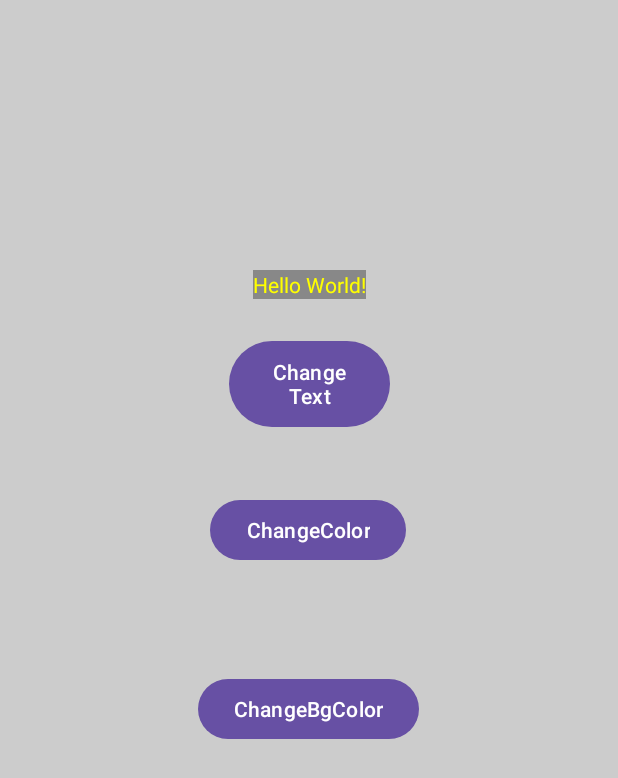
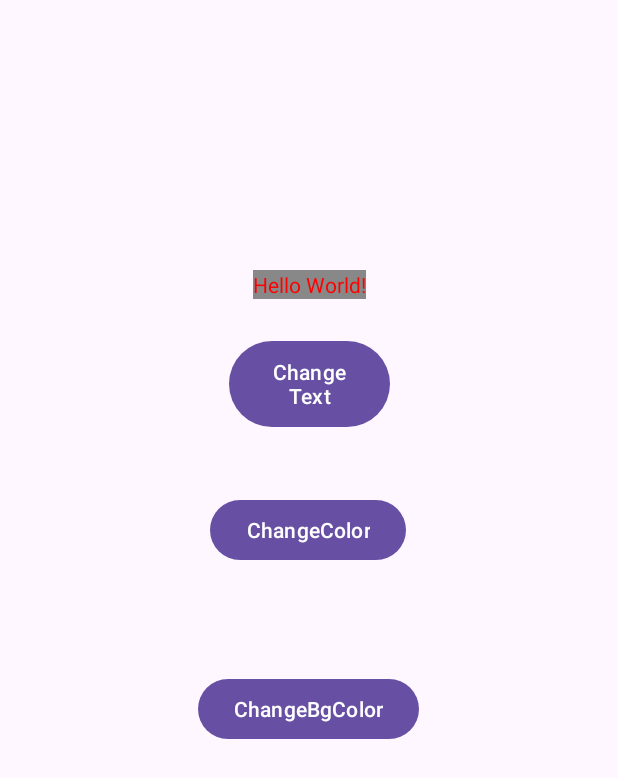
Before and after one commit to MubaraqYusuf/HelloWorld, an Android app: the screen it shows after launch (MainActivity), after a tap on "ChangeColor", on a phone screen of 412 x 824 dp. Shown: the top 778 px of the screen. Run offline under Robolectric (Android 15) with nearby library versions, the phone set to English and light mode, and no system bars.

Commit message:
Merge branch 'FT1Branch'
# Conflicts:
#	app/src/main/java/com/example/helloworld/MainActivity.java

```diff
--- a/app/src/main/java/com/example/helloworld/MainActivity.java
+++ b/app/src/main/java/com/example/helloworld/MainActivity.java
@@ -8,7 +8,6 @@ import android.widget.TextView;
 
 import androidx.activity.EdgeToEdge;
 import androidx.appcompat.app.AppCompatActivity;
-import androidx.constraintlayout.widget.ConstraintLayout;
 import androidx.core.graphics.Insets;
 import androidx.core.view.ViewCompat;
 import androidx.core.view.WindowInsetsCompat;
@@ -16,8 +15,6 @@ import androidx.core.view.WindowInsetsCompat;
 public class MainActivity extends AppCompatActivity {
     TextView tvDemoLabel;
     Button changeColorButton;
-    Button changeBgButton;
-
 
     @Override
     protected void onCreate(Bundle savedInstanceState) {
@@ -35,29 +32,21 @@ public class MainActivity extends AppCompatActivity {
         changeColorButton.setOnClickListener(new View.OnClickListener() {
             @Override
             public void onClick(View v) {
-                tvDemoLabel.setTextColor(Color.parseColor("#FFFF00"));
+                tvDemoLabel.setTextColor(Color.parseColor("#FF0000"));
                 tvDemoLabel.setBackgroundColor(Color.GRAY );
             }
         });
-
-        ConstraintLayout rootLayout = findViewById(R.id.main);
-        rootLayout.setBackgroundColor(Color.LTGRAY);
-
-        changeBgButton = findViewById(R.id.btnChangeBgColor);
-        changeBgButton.setOnClickListener(new View.OnClickListener() {
-            @Override
-            public void onClick(View v) {
-                tvDemoLabel.setBackgroundColor(Color.GREEN );
-            }
-        });
-
-
     }
 
     public void changeTextClick(View view) {
 
         tvDemoLabel.setText("Hello World! Updated");
     }
-    //NewBranch
+}
+//Main changes
+//Main changes
+//Main changes
+//Main changes
+//Main changes
 
-}
+//Code for revert
```
